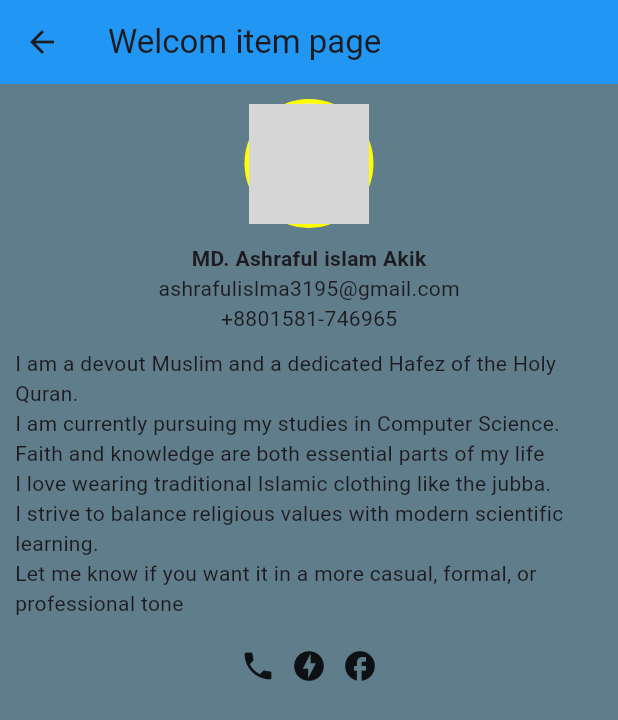
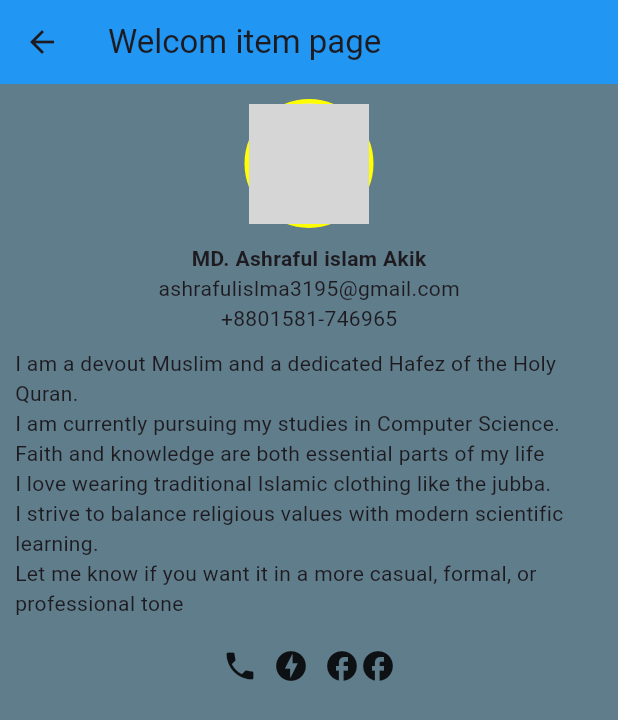
Before and after one commit to ashrafulislamakik/myfirstproject, a Flutter app: the item screen opened directly, on a phone screen of 412 x 824 dp. Shown: the top 720 px of the screen. Run offline on Flutter 3.47's test engine with Material 3 defaults, Android fonts, the phone set to English and light mode, and no system bars; network calls fail; grey boxes are pictures that could not be loaded.

Commit message:
Update itempage.dart

```diff
--- a/lib/itempage.dart
+++ b/lib/itempage.dart
@@ -76,6 +76,10 @@ class item extends StatelessWidget {
                 Icon(
                   Icons.facebook
                 ),
+
+                Icon(
+                  Icons.facebook
+                ),
               ],
 
               )
```
